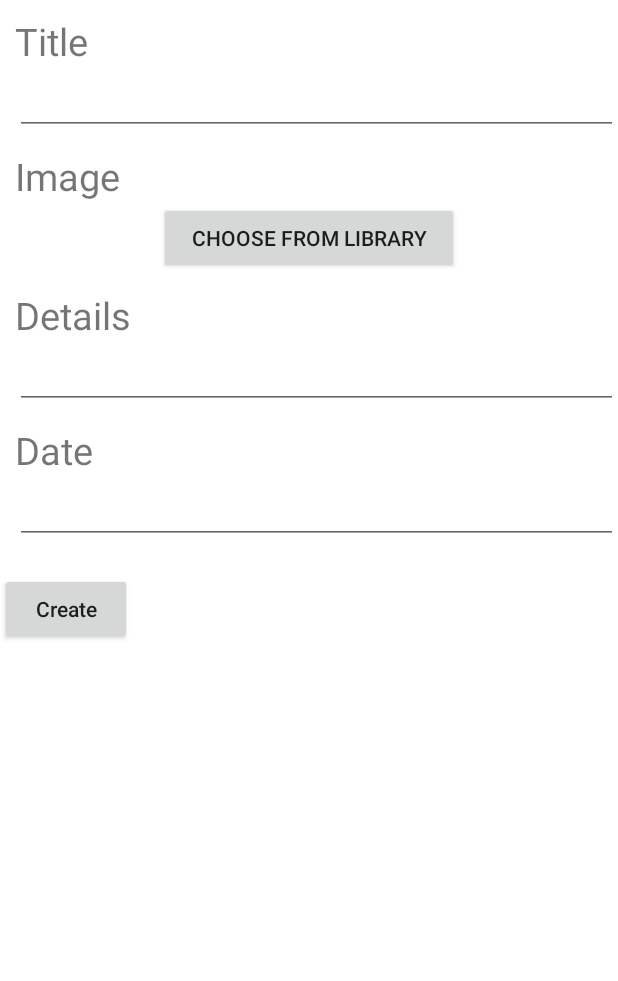
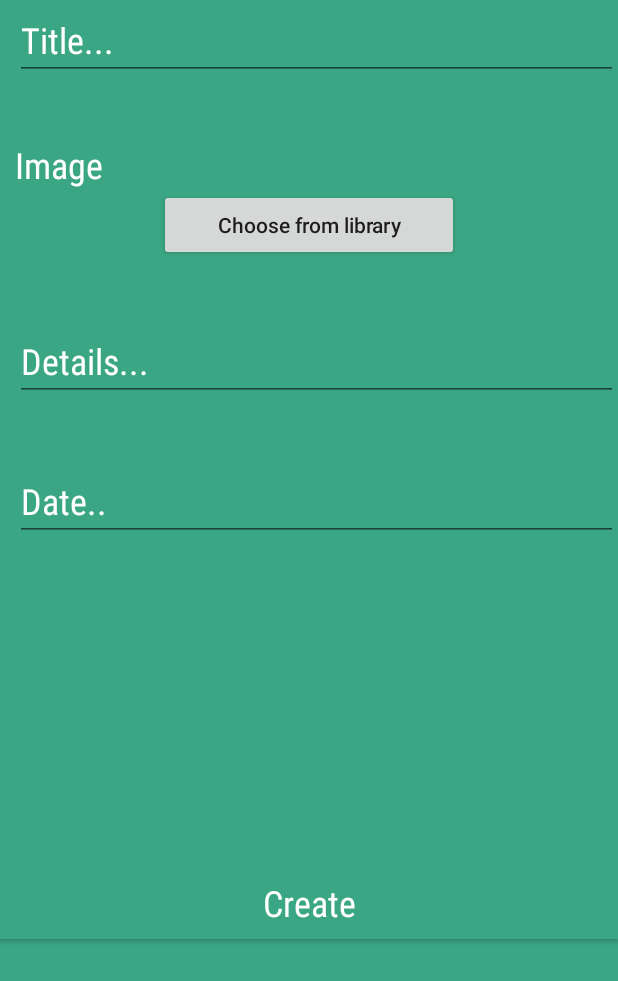
Before and after one commit to reesewahlin/COGS121-AIDS, an Android app: the fragment PromoFormFragment placed in its activity, on a phone screen of 412 x 824 dp. Shown: the top 981 px of the screen. Run offline under Robolectric (Android 15) with nearby library versions, the phone set to English and light mode, and no system bars; 3 statements that could not run were skipped.

Commit message:
changed promo form color

```diff
--- a/IxD/app/src/main/res/layout/fragment_promo_form.xml
+++ b/IxD/app/src/main/res/layout/fragment_promo_form.xml
@@ -2,31 +2,37 @@
 <LinearLayout xmlns:android="http://schemas.android.com/apk/res/android"
     android:orientation="vertical" android:layout_width="match_parent"
     android:layout_height="match_parent"
-    android:background="#fff"
+    android:background="#3BA684"
     >
 
-    <TextView
-        android:layout_width="match_parent"
-        android:layout_height="wrap_content"
-        android:text="Title"
-        android:textSize="25sp"
-        android:layout_marginLeft="10dp"
-        android:layout_marginTop="10dp"/>
+
         <EditText
             android:layout_width="match_parent"
             android:layout_height="wrap_content"
             android:inputType="textPersonName"
             android:ems="10"
+            android:hint="Title..."
+            android:shadowColor="#fff"
+            android:textColor="#fff"
+            android:textColorHint="#fff"
+            android:fontFamily="sans-serif-condensed"
             android:layout_marginLeft="10dp"
+            android:textSize="24dp"
+            android:layout_gravity="left"
             android:id="@+id/et_promo_form_title" />
+
 
     <TextView
         android:layout_width="match_parent"
         android:layout_height="wrap_content"
         android:text="Image"
-        android:textSize="25sp"
+
+        android:textColor="#fff"
+        android:textColorHint="#fff"
+        android:fontFamily="sans-serif-condensed"
+        android:textSize="24dp"
         android:layout_marginLeft="10dp"
-        android:layout_marginTop="10dp"/>
+        android:layout_marginTop="40dp"/>
     <RelativeLayout
         android:layout_width="match_parent"
         android:layout_height="wrap_content">
@@ -34,37 +40,36 @@
             android:layout_width="200dp"
             android:layout_height="wrap_content"
             android:text="Choose from library"
+            android:textAllCaps="false"
             android:layout_centerInParent="true"
             android:id="@+id/b_promo_form_image"/>
     </RelativeLayout>
 
-    <TextView
-        android:layout_width="match_parent"
-        android:layout_height="wrap_content"
-        android:text="Details"
-        android:textSize="25sp"
-        android:layout_marginLeft="10dp"
-        android:layout_marginTop="10dp"/>
     <EditText
         android:layout_width="match_parent"
         android:layout_height="wrap_content"
         android:inputType="textPersonName"
         android:ems="10"
+        android:hint="Details..."
+        android:textSize="24dp"
+        android:layout_marginTop="40dp"
+        android:textColor="#fff"
+        android:textColorHint="#fff"
+        android:fontFamily="sans-serif-condensed"
         android:layout_marginLeft="10dp"
         android:id="@+id/et_promo_form_details" />
 
-    <TextView
-        android:layout_width="match_parent"
-        android:layout_height="wrap_content"
-        android:text="Date"
-        android:textSize="25sp"
-        android:layout_marginLeft="10dp"
-        android:layout_marginTop="10dp"/>
 
     <EditText
         android:layout_width="match_parent"
         android:layout_height="wrap_content"
         android:inputType="date"
+        android:textColor="#fff"
+        android:textColorHint="#fff"
+        android:fontFamily="sans-serif-condensed"
+        android:textSize="24dp"
+        android:hint="Date.."
+        android:layout_marginTop="40dp"
         android:ems="10"
         android:layout_marginLeft="10dp"
         android:id="@+id/et_promo_form_date" />
@@ -76,13 +81,25 @@
         android:layout_marginLeft="10dp"
         android:id="@+id/tv_promo_form_location" />
 
+    <FrameLayout
+        android:layout_width="match_parent"
+        android:layout_height="match_parent">
+
         <Button
             android:id="@+id/b_confirm_promo_form"
-        android:layout_width="wrap_content"
+            android:layout_width="match_parent"
             android:layout_height="wrap_content"
             android:text="Create"
+            android:textColor="#fff"
+            android:background="#3BA684"
+            android:textSize="24dp"
+            android:fontFamily="sans-serif-condensed"
+            android:layout_gravity="center"
             android:textAllCaps="false"
             />
+    </FrameLayout>
+
+
 
 
 </LinearLayout>
```
Lines whose indentation alone changed are shown as unchanged.
